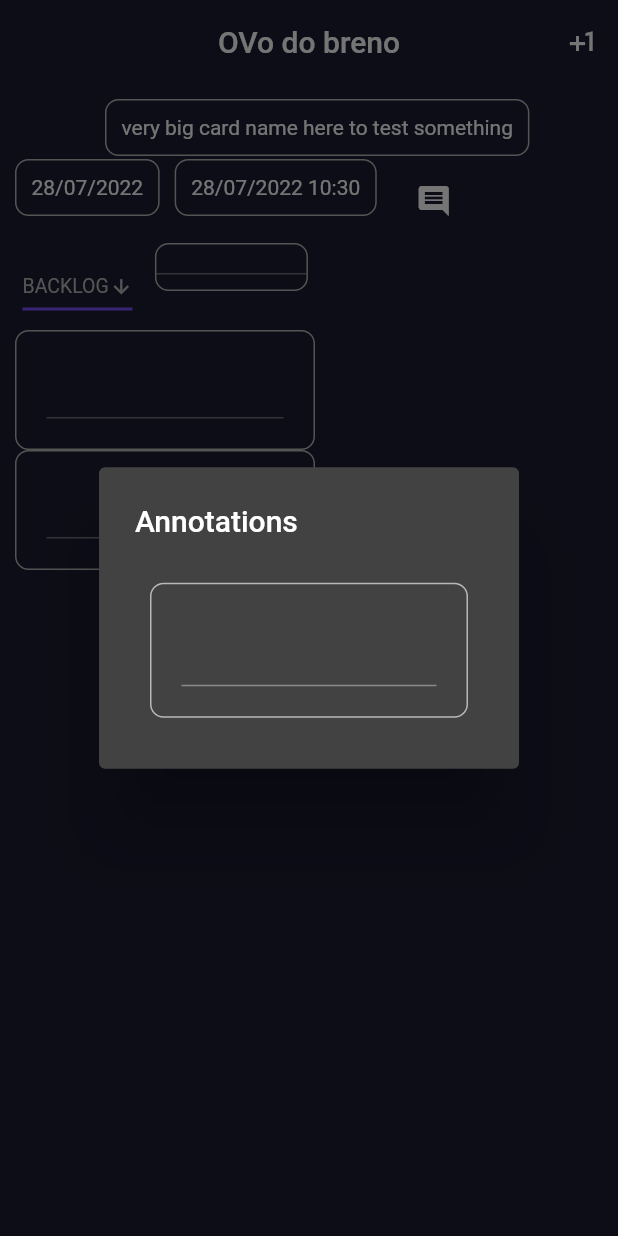
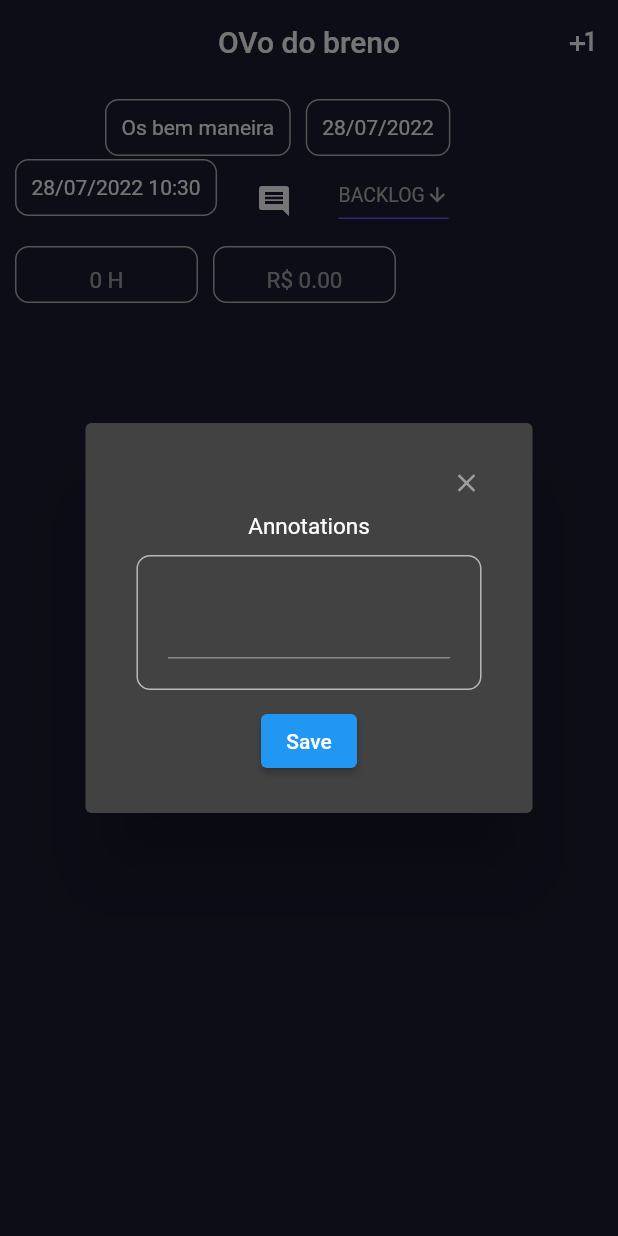
Before and after one commit to AddisonAV/os_controller, a Flutter app: the screen it shows after launch, after a tap on the "comment" icon, on a phone screen of 412 x 824 dp. Run offline on Flutter 3.47's test engine with Material 2 defaults, Android fonts, the phone set to English and light mode, and no system bars; our stand-ins replace currency_text_input_formatter.

Commit message:
the task widget is almost done

```diff
--- a/lib/utils/task.dart
+++ b/lib/utils/task.dart
@@ -1,6 +1,7 @@
 // ignore_for_file: constant_identifier_names, non_constant_identifier_names
 
 import 'package:flutter/material.dart';
+import 'package:intl/intl.dart';
 
 enum Status { BACKLOG, WORKING, FIXING, DONE, PAUSED }
 
@@ -10,15 +11,20 @@ class Task {
   late DateTime lastEditDate;
   int time = 0;
   late String name;
-  late String description;
+  late String annotations;
+  late double money = 0;
 
-  Task(this.name, this.description) {
+  Task(this.name) {
     creationDate = DateTime.now();
     lastEditDate = creationDate;
   }
 
   int getTime() {
     return time;
+  }
+
+  double getMoney() {
+    return money;
   }
 
   DateTime getLastEditedDate() {
@@ -29,6 +35,14 @@ class Task {
     return creationDate;
   }
 
+  String getLastEditedDatetimeStr() {
+    return DateFormat("dd/MM/yyyy HH:mm").format(lastEditDate);
+  }
+
+  String getCreationDateStr() {
+    return DateFormat("dd/MM/yyyy").format(creationDate);
+  }
+
   Status getStatus() {
     return status;
   }
@@ -37,8 +51,8 @@ class Task {
     return name;
   }
 
-  String getDescription() {
-    return description;
+  String getAnnotation() {
+    return annotations;
   }
 
   void setTime(int newTime) {
@@ -49,11 +63,15 @@ class Task {
     lastEditDate = newDate;
   }
 
-  void setDescription(String newDesc) {
-    description = newDesc;
+  void setAnnotation(String newAnnotation) {
+    annotations = newAnnotation;
   }
 
   void setStatus(Status newStatus) {
     status = newStatus;
   }
+
+  void setMoney(double newMoney) {
+    money = newMoney;
+  }
 }
--- a/lib/widgets/task_widget.dart
+++ b/lib/widgets/task_widget.dart
@@ -6,13 +6,14 @@ import 'package:os_controller/utils/task.dart';
 import 'package:currency_text_input_formatter/currency_text_input_formatter.dart';
 
 //we can create more parameters if needed
-Container customContainer(Widget child, {EdgeInsetsGeometry padding = const EdgeInsets.all(10), double width = 200, double height = 80}){
-    return  Container(
+Container customContainer(Widget child,
+    {EdgeInsetsGeometry padding = const EdgeInsets.all(10),
+    double width = 200,
+    double height = 80}) {
+  return Container(
     padding: padding,
     decoration: BoxDecoration(
-                border: Border.all(
-                  color: AppColor.taskColor
-                ),
+      border: Border.all(color: AppColor.taskColor),
       borderRadius: BorderRadius.all(
         Radius.circular(9),
       ),
@@ -29,15 +30,8 @@ class TaskWidget extends StatefulWidget {
 }
 
 class _TaskWidget extends State<TaskWidget> {
-  late Task task;
-  Status dummyStts = Status.BACKLOG;
-  String creationDate = DateFormat("dd/MM/yyyy").format(DateTime.now());
-  String lastEditedDate = DateFormat("dd/MM/yyyy HH:mm").format(DateTime.now());
-  String cardName = "very big card name here to test something";
-  String description = "";
+  Task task = Task("Os bem maneira");
   double borderRadius = 9;
-  DateTime selectedDate = DateTime.now();
-  int timeSpend = 0;
   late FocusNode focusNode;
   final TextEditingController moneyController = TextEditingController();
   final TextEditingController timeController = TextEditingController();
@@ -49,26 +43,23 @@ class _TaskWidget extends State<TaskWidget> {
   Widget build(BuildContext context) {
     return Container(
         padding: EdgeInsets.all(10),
-      child: Wrap(
-
-        spacing: 10,
-        children: <Widget>[
+        child: Wrap(spacing: 10, children: <Widget>[
           const SizedBox(height: 10),
           const Padding(
             padding: EdgeInsets.all(20.0),
           ),
           Expanded(
-            child: Wrap( children: [customContainer(Text(cardName))])
-          ),
+              child: Wrap(children: [customContainer(Text(task.getName()))])),
           Expanded(
-            child: Wrap( children: [customContainer(Text(creationDate))])
-          ),
+              child: Wrap(children: [
+            customContainer(Text(task.getCreationDateStr()))
+          ])),
           Expanded(
-            child: Wrap(children: [customContainer(Text(lastEditedDate))])
-          ),
+              child: Wrap(children: [
+            customContainer(Text(task.getLastEditedDatetimeStr()))
+          ])),
           Expanded(
-            child: Wrap(
-              children: [
+            child: Wrap(children: [
               Container(
                   padding: EdgeInsets.all(4),
                   child: IconButton(
@@ -79,38 +70,41 @@ class _TaskWidget extends State<TaskWidget> {
                         openDialog();
                       });
                     },
-                  )
-                )
-              ]
-            ),
+                  ))
+            ]),
           ),
           Expanded(
               child: Container(
-              padding: EdgeInsets.all(5),
+            padding: EdgeInsets.only(left: 5, right: 5, bottom: 10),
             child: DropdownButton<Status>(
-                    value: dummyStts,
+              value: task.getStatus(),
               icon: const Icon(Icons.arrow_downward, size: 15),
               elevation: 20,
               style: TextStyle(color: AppColor.taskColor),
               underline: Container(
-                      height: 2,
+                height: 1,
                 color: Colors.deepPurpleAccent,
               ),
               onChanged: (Status? newValue) {
                 setState(() {
-                        dummyStts = newValue!;
+                  task.setStatus(newValue!);
                 });
               },
-                    items: <Status>[Status.BACKLOG, Status.WORKING, Status.FIXING, Status.DONE,Status.PAUSED]
-                        .map<DropdownMenuItem<Status>>((Status value) {
+              items: <Status>[
+                Status.BACKLOG,
+                Status.WORKING,
+                Status.FIXING,
+                Status.DONE,
+                Status.PAUSED
+              ].map<DropdownMenuItem<Status>>((Status value) {
                 return DropdownMenuItem<Status>(
                   value: value,
-                        child: Text(value.toString().split('.').last, style: TextStyle(fontSize: 13)),
+                  child: Text(value.toString().split('.').last,
+                      style: TextStyle(fontSize: 13)),
                 );
               }).toList(),
             ),
-            )
-          ),
+          )),
           Expanded(
               child: Wrap(
             children: [
@@ -119,105 +113,106 @@ class _TaskWidget extends State<TaskWidget> {
                     height: 20,
                     width: 100,
                     child: TextField(
-
+                      decoration: InputDecoration.collapsed(hintText: '0 H'),
                       style: TextStyle(fontSize: 15),
-
                       inputFormatters: [
-                          CurrencyTextInputFormatter(locale: 'eu', decimalDigits: 0, name: "H")
+                        CurrencyTextInputFormatter(
+                            locale: 'eu', decimalDigits: 0, name: "H")
                       ],
                       textAlign: TextAlign.center,
                       controller: timeController,
                       onSubmitted: (String value) async {
-                        timeSpend = int.parse(value);
+                        task.setTime(int.parse(value));
                       },
                     ),
-                  )
-                , padding: EdgeInsets.only(bottom: 10))
+                  ),
+                  padding:
+                      EdgeInsets.only(bottom: 3, left: 10, right: 10, top: 13))
             ],
-            )
+          )),
+          Expanded(
+              child: Wrap(
+            children: [
+              customContainer(
+                  SizedBox(
+                    height: 20,
+                    width: 100,
+                    child: TextField(
+                      decoration:
+                          InputDecoration.collapsed(hintText: 'R\$ 0.00'),
+                      style: TextStyle(fontSize: 15),
+                      inputFormatters: [
+                        CurrencyTextInputFormatter(
+                            locale: 'en', decimalDigits: 2, name: "R\$")
+                      ],
+                      textAlign: TextAlign.center,
+                      controller: moneyController,
+                      onSubmitted: (String value) async {
+                        task.setMoney(double.parse(value));
+                      },
                     ),
-          Expanded(
-            child: Container(
+                  ),
+                  padding:
+                      EdgeInsets.only(bottom: 3, left: 10, right: 10, top: 13))
+            ],
+          )),
+        ]));
+  }
+
+  Future openDialog() => showDialog(
+      context: context,
+      builder: (context) => AlertDialog(
+              content: Wrap(
+            children: [
+              Align(
+                alignment: Alignment.topRight,
+                child: InkResponse(
+                  onTap: () {
+                    descController.text = task.getAnnotation();
+                    Navigator.of(context).pop();
+                  },
+                  child: const CircleAvatar(
+                    backgroundColor: Colors.transparent,
+                    child: Icon(
+                      Icons.close,
+                      size: 20,
+                    ),
+                  ),
+                ),
+              ),
+              Align(
+                alignment: Alignment.center,
+                child: Text(
+                  'Annotations',
+                  style: TextStyle(fontSize: 15),
+                ),
+              ),
+              Container(
+                  margin: EdgeInsets.all(10),
                   padding: EdgeInsets.all(20),
-              width: 200,
-              height: 80.0,
                   decoration: BoxDecoration(
-                  border: Border.all(
-                    color: AppColor.taskColor
-                  ),
+                    border: Border.all(color: AppColor.taskColor),
                     borderRadius: BorderRadius.all(
                       Radius.circular(9),
                     ),
                   ),
                   child: TextField(
-                inputFormatters: [
-                    CurrencyTextInputFormatter(locale: 'eu', decimalDigits: 0, name: "H")
-                ],
-                textAlign: TextAlign.left,
-                controller: timeController,
-                onSubmitted: (String value) async {
-                  timeSpend = int.parse(value);
-                },
-              ),
-            )
-          ),
-          Expanded(
-            child: Container(
-              padding: EdgeInsets.all(20),
-              width: 200,
-              height: 80.0,
-                decoration: BoxDecoration(
-                  border: Border.all(
-                    color: AppColor.taskColor
-                  ),
-                  borderRadius: BorderRadius.all(
-                    Radius.circular(9),
-                  ),
-                ),
-              child: TextField(
-                inputFormatters: [CurrencyTextInputFormatter(locale: 'en', decimalDigits: 2, name: "R\$")],
-                textAlign: TextAlign.center,
-                controller: moneyController,
-                onSubmitted: (String value) async {
-                  timeSpend = int.parse(value);
-                },
-              ),
-            )
-          ),
-        ]
-      )
-    );
-  }
-
-  Future openDialog() => showDialog(
-    context: context,
-    builder: (context) => AlertDialog(
-        title: Text("Annotations"),
-        content: Wrap(children: [
-          Container(
-            margin: EdgeInsets.all(10),
-            padding: EdgeInsets.all(20),
-              decoration: BoxDecoration(
-                border: Border.all(
-                  color: AppColor.taskColor
-                ),
-                borderRadius: BorderRadius.all(
-                  Radius.circular(9),
-                ),
-              ),
-            child: TextField(
-
                       keyboardType: TextInputType.multiline,
                       controller: descController,
                       textAlign: TextAlign.center,
                       maxLines: null,
                       onSubmitted: (String value) async {
-                    description = value;
+                        descController.text = task.getAnnotation();
+                      })),
+              Center(
+                child: ElevatedButton(
+                  child: const Text("Save"),
+                  onPressed: () {
+                    task.setAnnotation(descController.text);
+                    Navigator.of(context).pop();
+                  },
+                ),
+              )
+            ],
+          )));
 }
-            )
-          ),
-        ],
-      )
-    )
-  );
-}
```
Also changed, not shown: lib/screens/home_screen.dart (+80 -4 lines), pubspec.lock, 2 other files. Lines whose indentation alone changed are shown as unchanged.
